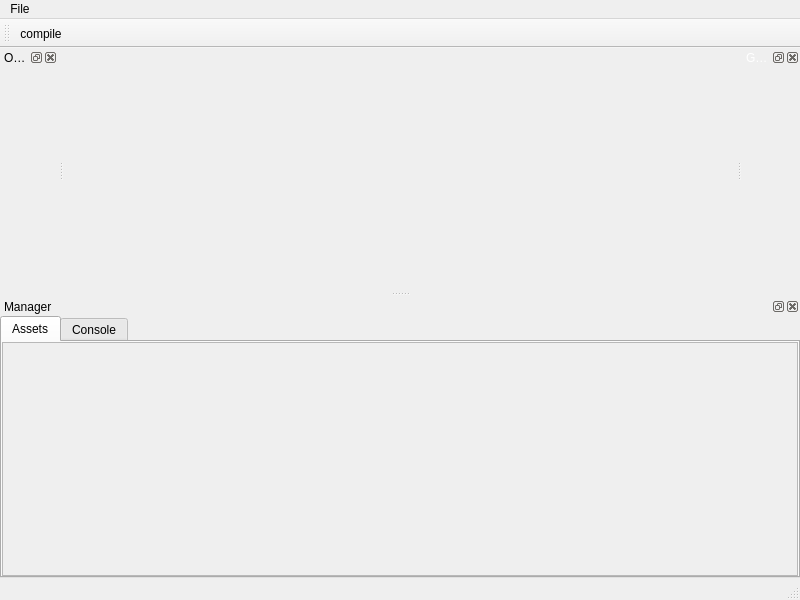
jimlin2004/GameEngine, file gameEngineEditor/mainwindow.ui: the form before one commit.
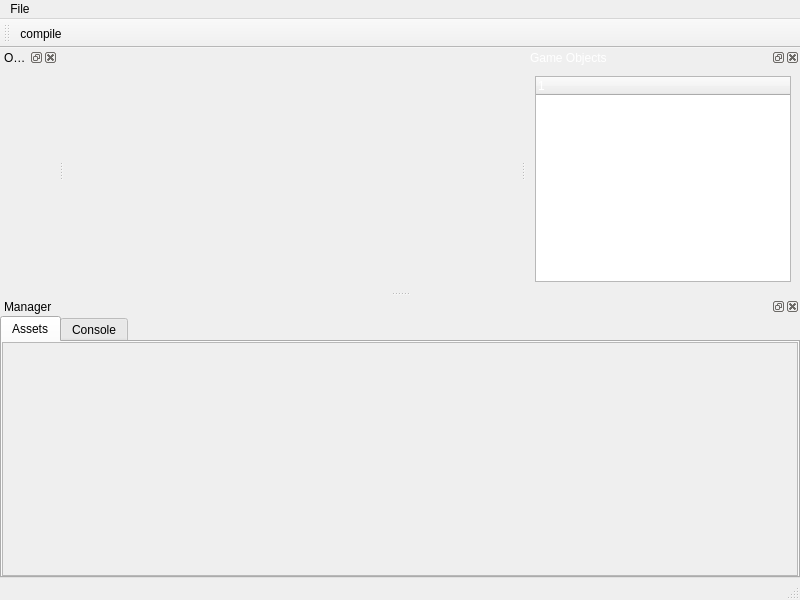
The form after the commit. Icons and pictures are not drawn. Custom widgets are drawn as their Qt base class.

Diff of the .ui file:
```diff
--- a/gameEngineEditor/mainwindow.ui
+++ b/gameEngineEditor/mainwindow.ui
@@ -144,7 +144,22 @@
       <number>0</number>
      </property>
      <item row="0" column="0">
-      <widget class="QWidget" name="wrapWidgetRight" native="true"/>
+      <widget class="QWidget" name="wrapWidgetRight" native="true">
+       <layout class="QGridLayout" name="gridLayout_7">
+        <item row="0" column="0">
+         <widget class="QTreeWidget" name="treeWidget">
+          <attribute name="headerDefaultSectionSize">
+           <number>60</number>
+          </attribute>
+          <column>
+           <property name="text">
+            <string notr="true">1</string>
+           </property>
+          </column>
+         </widget>
+        </item>
+       </layout>
+      </widget>
      </item>
     </layout>
    </widget>
```
Left out of the diff: 4 changed lines with no effect on the pictures.
